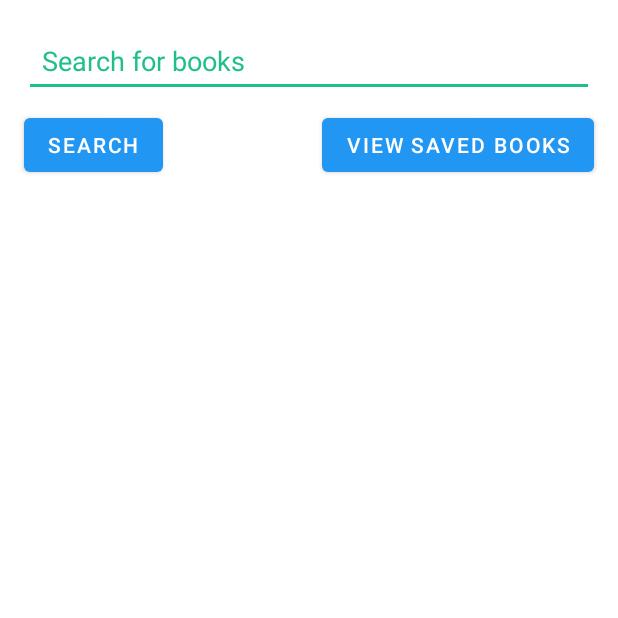
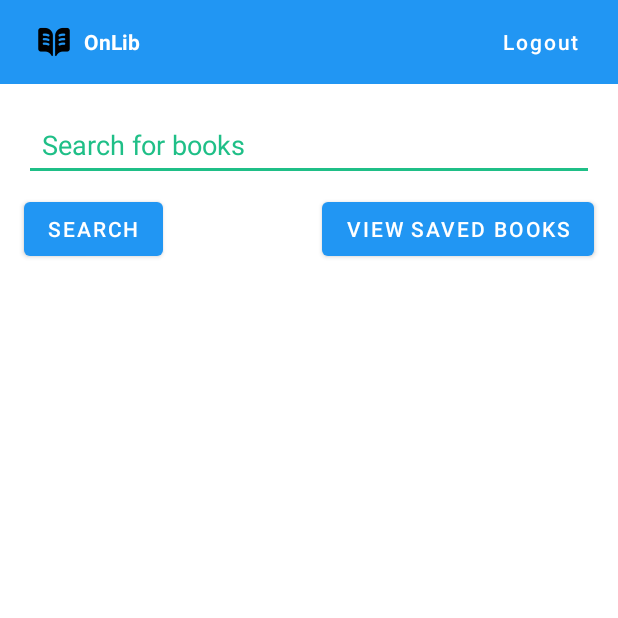
Before and after one commit to lfranjic/LibraryApp, an Android app built with Jetpack Compose: the MainActivity screen opened directly, with no data from a screen before it, on a phone screen of 412 x 824 dp, the top half of it. Run offline under Robolectric (Android 15) with nearby library versions, the phone set to English and light mode, and no system bars; our stand-ins replace Firebase (no records; nobody signed in at launch, a user with empty details on screens opened directly).

Commit message:
Added toolbar and logout option

```diff
--- a/app/src/main/java/com/example/libraryapp/MainActivity.kt
+++ b/app/src/main/java/com/example/libraryapp/MainActivity.kt
@@ -39,6 +39,14 @@ class MainActivity : AppCompatActivity() {
     override fun onCreate(savedInstanceState: Bundle?) {
         super.onCreate(savedInstanceState)
         setContentView(R.layout.activity_main)
+
+        val logoutButton = findViewById<Button>(R.id.logoutButton)
+        logoutButton.setOnClickListener {
+            FirebaseAuth.getInstance().signOut()
+            val intent = Intent(this, LoginActivity::class.java)
+            intent.flags = Intent.FLAG_ACTIVITY_NEW_TASK or Intent.FLAG_ACTIVITY_CLEAR_TASK
+            startActivity(intent)
+        }
 
         val searchEditText = findViewById<EditText>(R.id.searchEditText)
         val searchButton = findViewById<Button>(R.id.searchButton)
--- a/app/src/main/res/layout/activity_main.xml
+++ b/app/src/main/res/layout/activity_main.xml
@@ -6,7 +6,9 @@
     android:layout_width="match_parent"
     android:layout_height="match_parent"
     tools:context=".MainActivity">
-
+    <include
+        android:id="@+id/customToolbar"
+        layout="@layout/toolbar" />
     <EditText
         android:id="@+id/searchEditText"
         android:layout_width="0dp"
@@ -19,7 +21,7 @@
         android:textColor="#2a2a2a"
         app:layout_constraintEnd_toEndOf="parent"
         app:layout_constraintStart_toStartOf="parent"
-        app:layout_constraintTop_toTopOf="parent" />
+        app:layout_constraintTop_toBottomOf="@id/customToolbar" />
 
     <Button
         android:id="@+id/searchButton"
--- a/app/src/main/res/layout/saved_books.xml
+++ b/app/src/main/res/layout/saved_books.xml
@@ -11,4 +11,5 @@
     app:layout_constraintEnd_toEndOf="parent">
 
 
+
 </androidx.recyclerview.widget.RecyclerView>
--- /dev/null
+++ b/app/src/main/res/layout/toolbar.xml
@@ -0,0 +1,50 @@
+<?xml version="1.0" encoding="utf-8"?>
+<androidx.appcompat.widget.Toolbar xmlns:android="http://schemas.android.com/apk/res/android"
+    android:id="@+id/mainToolbar"
+    android:layout_width="match_parent"
+    android:layout_height="?attr/actionBarSize"
+    android:background="?attr/colorPrimary"
+    android:theme="@style/ThemeOverlay.AppCompat.Dark.ActionBar"
+    android:popupTheme="@style/ThemeOverlay.AppCompat.Light">
+
+    <RelativeLayout
+        android:layout_width="match_parent"
+        android:layout_height="match_parent"
+        android:paddingStart="8dp"
+        android:paddingEnd="8dp">
+
+        <LinearLayout
+            android:layout_width="wrap_content"
+            android:layout_height="match_parent"
+            android:orientation="horizontal"
+            android:gravity="center_vertical">
+
+            <ImageView
+                android:layout_width="24dp"
+                android:layout_height="24dp"
+                android:src="@drawable/book_icon"
+                android:contentDescription="@string/app_name" />
+
+            <TextView
+                android:id="@+id/toolbarTitle"
+                android:layout_width="wrap_content"
+                android:layout_height="wrap_content"
+                android:text="@string/app_name"
+                android:textColor="@android:color/white"
+                android:textStyle="bold"
+                android:paddingStart="8dp" />
+        </LinearLayout>
+
+        <Button
+            android:id="@+id/logoutButton"
+            android:layout_width="wrap_content"
+            android:layout_height="wrap_content"
+            android:text="Logout"
+            android:textAllCaps="false"
+            android:layout_alignParentEnd="true"
+            android:layout_centerVertical="true"
+            android:textColor="@android:color/white"
+            android:background="?attr/selectableItemBackgroundBorderless" />
+    </RelativeLayout>
+
+</androidx.appcompat.widget.Toolbar>
```
